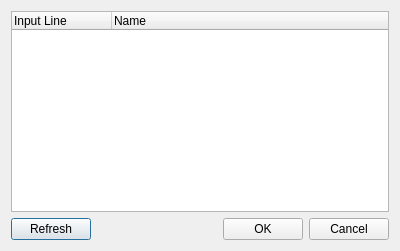
Before: the Qt Designer form branches/qt4/libs/hidinput/configurehidinput.ui in Bondzio/qlc, drawn with Qt 5.
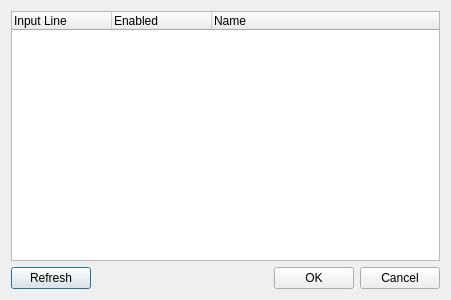
After: the same form once the commit is applied.

Commit message: * fixtureeditor/fixtureeditor.pro: * libs/Makefile.am: * libs/common/common.pro: * libs/hidinput/Makefile.am: * libs/hidinput/configurehidinput.cpp: * libs/hidinput/configurehidinput.h: * libs/hidinput/configurehidinput.ui: * libs/hidinput/hiddevice.cpp: * libs/hidinput/hiddevice.h: * libs/hidinput/hideventdevice.cpp: * libs/hidinput/hideventdevice.h: * libs/hidinput/hidinput.cpp: * libs/hidinput/hidinput.h: * libs/hidinput/hidinput.pro: * libs/hidinput/hidpoller.cpp: * libs/hidinput/hidpoller.h: * libs/libs.pro: * main/main.pro: * main/qlc.pro: * main/qlc.qrc: * qlc.pro:

The edit to the form file:
```diff
--- a/branches/qt4/libs/hidinput/configurehidinput.ui
+++ b/branches/qt4/libs/hidinput/configurehidinput.ui
@@ -5,8 +5,8 @@
    <rect>
     <x>0</x>
     <y>0</y>
-    <width>400</width>
-    <height>251</height>
+    <width>451</width>
+    <height>300</height>
    </rect>
   </property>
   <property name="windowTitle" >
@@ -15,11 +15,31 @@
   <layout class="QVBoxLayout" >
    <item>
     <widget class="QTreeWidget" name="m_list" >
+     <property name="alternatingRowColors" >
+      <bool>true</bool>
+     </property>
+     <property name="rootIsDecorated" >
+      <bool>false</bool>
+     </property>
+     <property name="itemsExpandable" >
+      <bool>false</bool>
+     </property>
+     <property name="allColumnsShowFocus" >
+      <bool>true</bool>
+     </property>
+     <property name="expandsOnDoubleClick" >
+      <bool>false</bool>
+     </property>
      <column>
       <property name="text" >
        <string>Input Line</string>
       </property>
      </column>
+     <column>
+      <property name="text" >
+       <string>Enabled</string>
+      </property>
+     </column>
      <column>
       <property name="text" >
        <string>Name</string>
```
Left out of the diff: 2 changed lines with no effect on the pictures. The commit also changes 19 other files.
